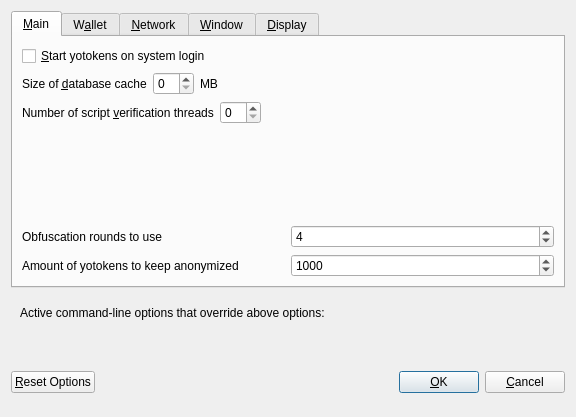
Before: the Qt Designer form src/qt/forms/optionsdialog.ui in Yotokens2020/Yotokens, drawn with Qt 5.
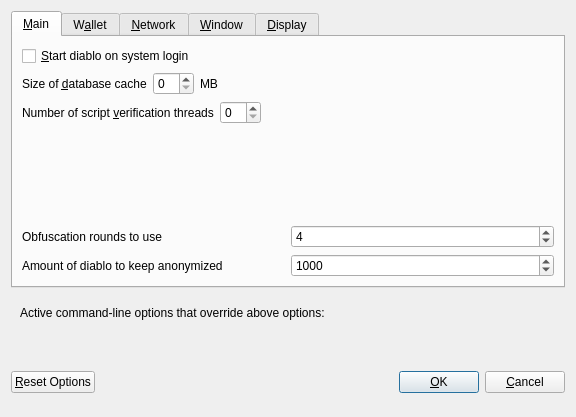
After: the same form once the commit is applied. Custom widgets are drawn as their Qt base class.

Patch:
```diff
--- a/src/qt/forms/optionsdialog.ui
+++ b/src/qt/forms/optionsdialog.ui
@@ -33,7 +33,7 @@
           <string>Automatically start yotokens after logging in to the system.</string>
          </property>
          <property name="text">
-          <string>&amp;Start yotokens on system login</string>
+          <string>&amp;Start diablo on system login</string>
          </property>
         </widget>
        </item>
@@ -177,7 +177,7 @@
             <string notr="true"/>
            </property>
            <property name="text">
-            <string>Amount of yotokens to keep anonymized</string>
+            <string>Amount of diablo to keep anonymized</string>
            </property>
           </widget>
          </item>
```
Left out of the diff: 12 changed lines with no effect on the pictures.
